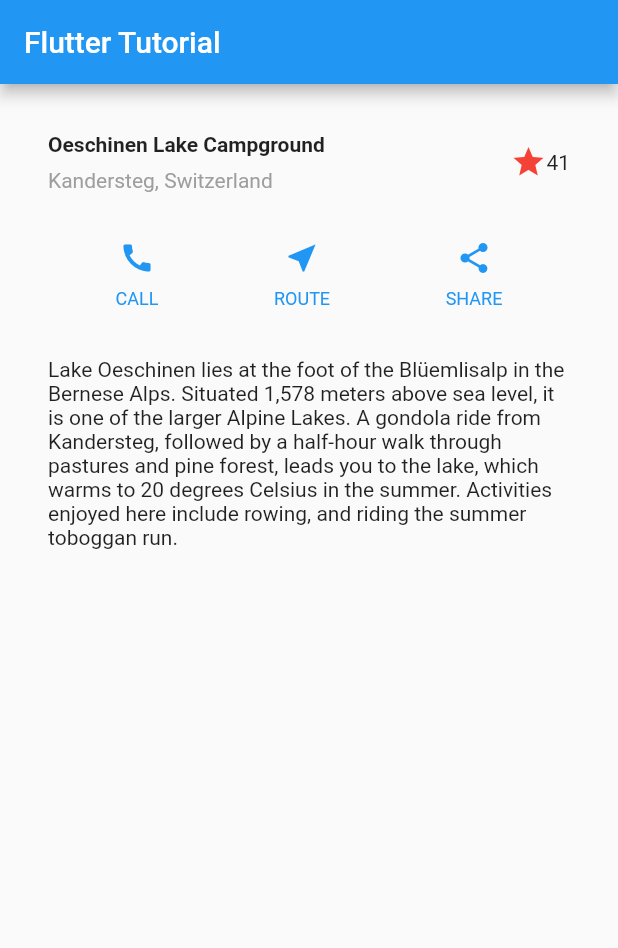
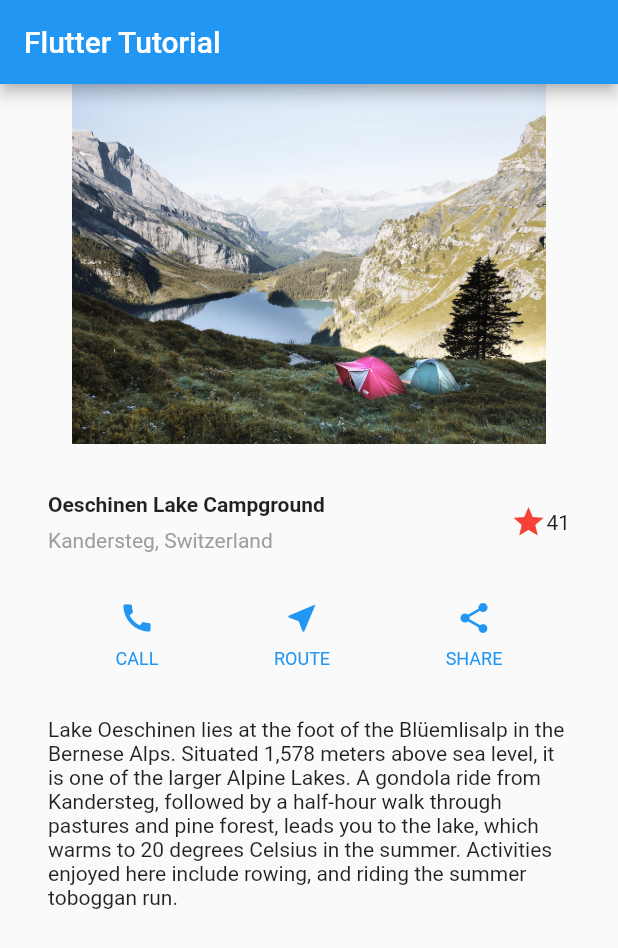
Before and after one commit to dercio-sinione/FlutterTutorial, a Flutter app: the screen it shows after launch, on a phone screen of 412 x 824 dp. Shown: the top 948 px of the screen. Run offline on Flutter 3.47's test engine with Material 2 defaults, Android fonts, the phone set to English and light mode, and no system bars.

```diff
--- a/lib/main.dart
+++ b/lib/main.dart
@@ -17,6 +17,11 @@ class MyApp extends StatelessWidget {
           ),
           body: Column(
             children: [
+              Image.asset(
+                'images/lake.jpg',
+                width: 600,
+                height: 240,
+              ),
               TitleSection(),
               ButtonSection(),
               CustomTextSection(),
```
